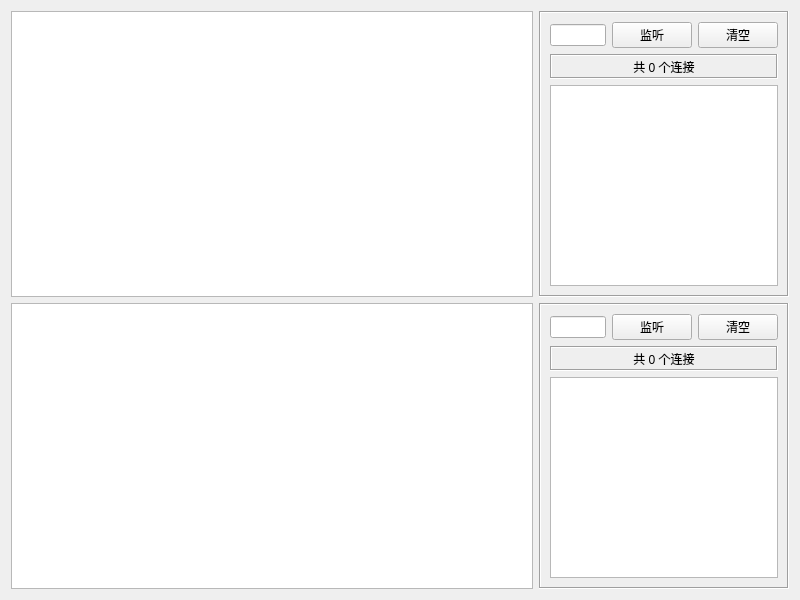
First picture: the form in netserver/form/frmmain.ui, repository feiyangqingyun/QWidgetDemo, before the edit.
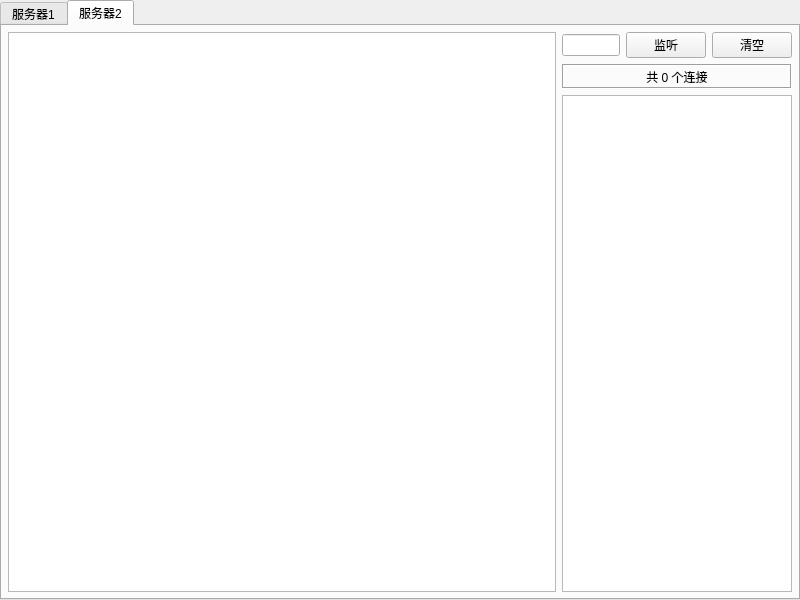
Second picture: the form after the edit. The open tabs and pages were chosen to show the change.

Diff of the .ui file:
```diff
--- a/netserver/form/frmmain.ui
+++ b/netserver/form/frmmain.ui
@@ -13,29 +13,69 @@
   <property name="windowTitle">
    <string>Form</string>
   </property>
-  <layout class="QGridLayout" name="gridLayout">
-   <item row="0" column="0">
+  <layout class="QVBoxLayout" name="verticalLayout">
+   <property name="leftMargin">
+    <number>0</number>
+   </property>
+   <property name="topMargin">
+    <number>0</number>
+   </property>
+   <property name="rightMargin">
+    <number>0</number>
+   </property>
+   <property name="bottomMargin">
+    <number>0</number>
+   </property>
+   <item>
+    <widget class="QTabWidget" name="tabWidget">
+     <property name="currentIndex">
+      <number>0</number>
+     </property>
+     <widget class="QWidget" name="tab1">
+      <attribute name="title">
+       <string>服务器1</string>
+      </attribute>
+      <layout class="QHBoxLayout" name="horizontalLayout">
+       <property name="leftMargin">
+        <number>6</number>
+       </property>
+       <property name="topMargin">
+        <number>6</number>
+       </property>
+       <property name="rightMargin">
+        <number>6</number>
+       </property>
+       <property name="bottomMargin">
+        <number>6</number>
+       </property>
+       <item>
     <widget class="QTextEdit" name="txtMain1">
      <property name="readOnly">
       <bool>true</bool>
      </property>
     </widget>
    </item>
-   <item row="0" column="1">
-    <widget class="QFrame" name="frame1">
+       <item>
+        <widget class="QWidget" name="widget1" native="true">
      <property name="maximumSize">
       <size>
-       <width>250</width>
+           <width>230</width>
        <height>16777215</height>
       </size>
      </property>
-     <property name="frameShape">
-      <enum>QFrame::Box</enum>
-     </property>
-     <property name="frameShadow">
-      <enum>QFrame::Sunken</enum>
-     </property>
      <layout class="QGridLayout" name="gridLayout_2">
+          <property name="leftMargin">
+           <number>0</number>
+          </property>
+          <property name="topMargin">
+           <number>0</number>
+          </property>
+          <property name="rightMargin">
+           <number>0</number>
+          </property>
+          <property name="bottomMargin">
+           <number>0</number>
+          </property>
       <item row="2" column="0" colspan="3">
        <widget class="QListWidget" name="listWidget1"/>
       </item>
@@ -81,28 +121,53 @@
      </layout>
     </widget>
    </item>
-   <item row="1" column="0">
+      </layout>
+     </widget>
+     <widget class="QWidget" name="tab2">
+      <attribute name="title">
+       <string>服务器2</string>
+      </attribute>
+      <layout class="QHBoxLayout" name="horizontalLayout_2">
+       <property name="leftMargin">
+        <number>6</number>
+       </property>
+       <property name="topMargin">
+        <number>6</number>
+       </property>
+       <property name="rightMargin">
+        <number>6</number>
+       </property>
+       <property name="bottomMargin">
+        <number>6</number>
+       </property>
+       <item>
     <widget class="QTextEdit" name="txtMain2">
      <property name="readOnly">
       <bool>true</bool>
      </property>
     </widget>
    </item>
-   <item row="1" column="1">
-    <widget class="QFrame" name="frame2">
+       <item>
+        <widget class="QWidget" name="widget2" native="true">
      <property name="maximumSize">
       <size>
-       <width>250</width>
+           <width>230</width>
        <height>16777215</height>
       </size>
      </property>
-     <property name="frameShape">
-      <enum>QFrame::Box</enum>
-     </property>
-     <property name="frameShadow">
-      <enum>QFrame::Sunken</enum>
-     </property>
      <layout class="QGridLayout" name="gridLayout_3">
+          <property name="leftMargin">
+           <number>0</number>
+          </property>
+          <property name="topMargin">
+           <number>0</number>
+          </property>
+          <property name="rightMargin">
+           <number>0</number>
+          </property>
+          <property name="bottomMargin">
+           <number>0</number>
+          </property>
       <item row="0" column="1">
        <widget class="QPushButton" name="btnListen2">
         <property name="text">
@@ -146,6 +211,10 @@
        </widget>
       </item>
      </layout>
+        </widget>
+       </item>
+      </layout>
+     </widget>
     </widget>
    </item>
   </layout>
```
Lines whose indentation alone changed are shown as unchanged.
